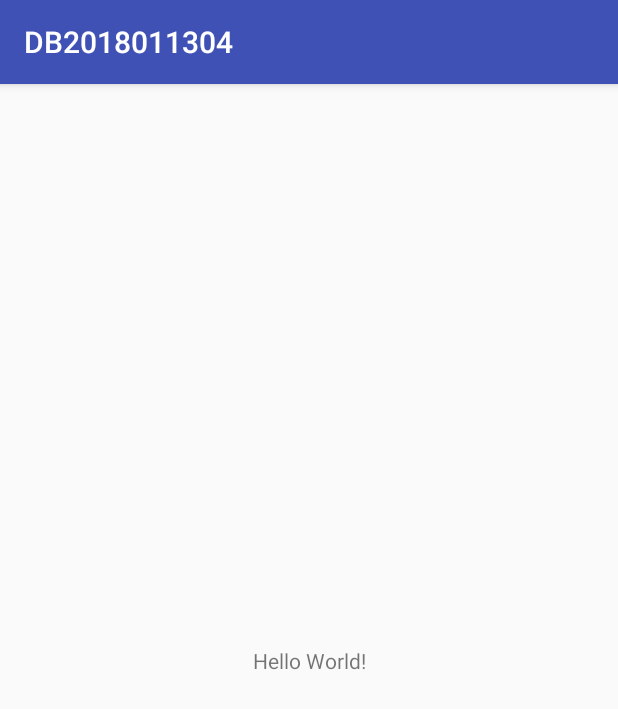
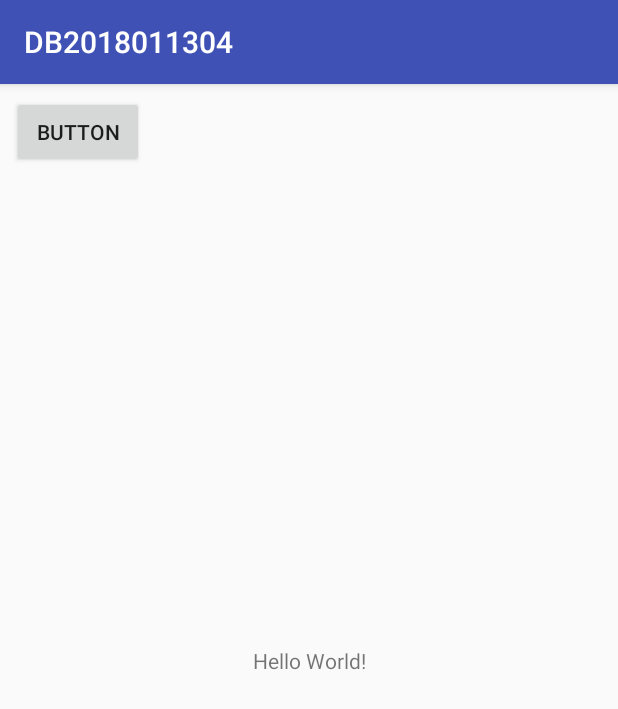
Before and after one commit to Shaojung/DB2018011304, an Android app: the screen it shows after launch (MainActivity), on a phone screen of 412 x 824 dp. Shown: the top 709 px of the screen. Run offline under Robolectric (Android 15) with nearby library versions, the phone set to English and light mode, and no system bars.

```diff
--- a/app/src/main/java/com/example/student/db2018011304/MainActivity.java
+++ b/app/src/main/java/com/example/student/db2018011304/MainActivity.java
@@ -1,8 +1,10 @@
 package com.example.student.db2018011304;
 
+import android.content.Intent;
 import android.support.v7.app.AppCompatActivity;
 import android.os.Bundle;
 import android.util.Log;
+import android.view.View;
 
 public class MainActivity extends AppCompatActivity {
 
@@ -42,4 +44,10 @@ public class MainActivity extends AppCompatActivity {
         super.onDestroy();
         Log.d("MYLOG", "這是 onDestroy");
     }
+    public void click1(View v)
+    {
+        Intent it = new Intent(MainActivity.this, Main2Activity.class);
+        startActivity(it);
+    }
+
 }
--- a/app/src/main/res/layout/activity_main.xml
+++ b/app/src/main/res/layout/activity_main.xml
@@ -15,4 +15,15 @@
         app:layout_constraintRight_toRightOf="parent"
         app:layout_constraintTop_toTopOf="parent" />
 
+    <Button
+        android:id="@+id/button"
+        android:layout_width="wrap_content"
+        android:layout_height="wrap_content"
+        android:layout_marginStart="8dp"
+        android:layout_marginTop="8dp"
+        android:onClick="click1"
+        android:text="Button"
+        app:layout_constraintStart_toStartOf="parent"
+        app:layout_constraintTop_toTopOf="parent" />
+
 </android.support.constraint.ConstraintLayout>
```
